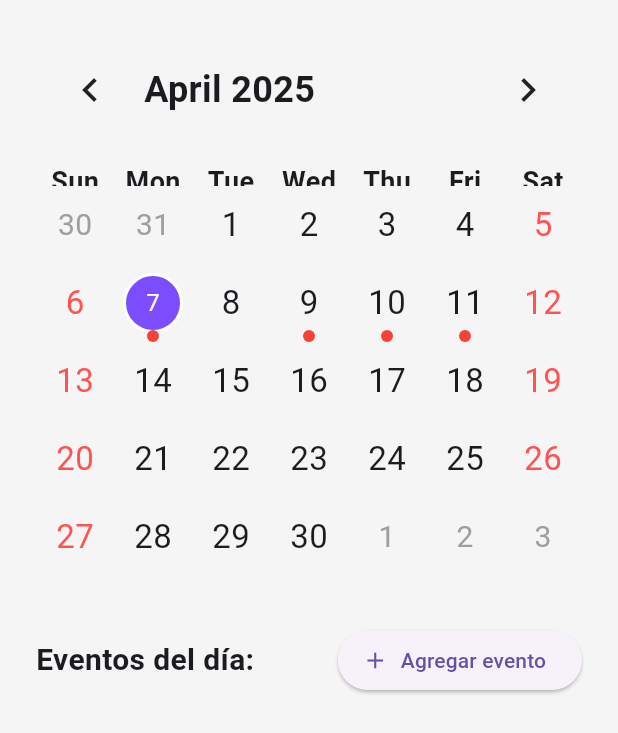
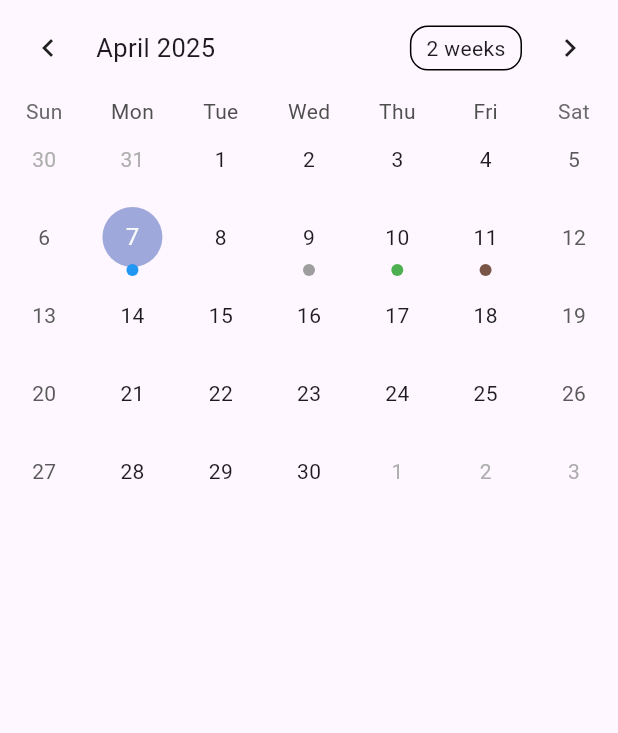
Before and after one commit to LuisMario698/ProyectoEdu, a Flutter app: the CalendarioWidget widget shown alone on an empty page, opened directly, on a phone screen of 412 x 824 dp. Shown: the top 733 px of the screen. Run offline on Flutter 3.47's test engine with Material 3 defaults, Android fonts, the phone set to English and light mode, and no system bars; drawn by our look-alikes of table_calendar; our stand-ins replace shared_preferences; accounts and stored records are empty.

Commit message:
commit antes de que se duerma el miguel

```diff
--- a/lib/widgetsDesktop/actividad_modelo.dart
+++ b/lib/widgetsDesktop/actividad_modelo.dart
@@ -4,6 +4,7 @@ class Actividad {
   final String titulo;
   final String descripcion;
   final String materia;
+  final String maestro; // ← NUEVO
   final DateTime fecha;
   bool entregada;
 
@@ -11,6 +12,7 @@ class Actividad {
     required this.titulo,
     required this.descripcion,
     required this.materia,
+    required this.maestro, // ← NUEVO
     required this.fecha,
     this.entregada = false,
   });
@@ -25,24 +27,28 @@ List<Actividad> listaActividades = [
     titulo: 'Proyecto POO',
     descripcion: 'Desarrolla un sistema con clases abstractas y herencia.',
     materia: 'Tópicos Avanzados de Programación',
+    maestro: 'José María Gerónimo',
     fecha: DateTime(2025, 4, 7),
   ),
   Actividad(
     titulo: 'Tarea Interpolación',
     descripcion: 'Resolver ejercicios con el método de Lagrange.',
     materia: 'Métodos Numéricos',
+    maestro: 'Anaís Burke',
     fecha: DateTime(2025, 4, 9),
   ),
   Actividad(
     titulo: 'Modelado de eventos discretos',
     descripcion: 'Investigar y representar un sistema discreto.',
     materia: 'Simulación',
+    maestro: 'Brenda Dayana',
     fecha: DateTime(2025, 4, 11),
   ),
   Actividad(
     titulo: 'Ecuaciones de segundo orden',
     descripcion: 'Ejercicios del tema 4 del libro guía.',
     materia: 'Ecuaciones Diferenciales',
+    maestro: 'Anaís Burke',
     fecha: DateTime(2025, 4, 10),
   ),
 ];
--- a/lib/widgetsDesktop/calendarioss.dart
+++ b/lib/widgetsDesktop/calendarioss.dart
@@ -1,6 +1,7 @@
 import 'package:flutter/material.dart';
 import 'package:table_calendar/table_calendar.dart';
-import 'actividad_modelo.dart';
+import 'package:proyectoeducativo/widgetsDesktop/actividad_modelo.dart';
+import 'package:proyectoeducativo/widgetsDesktop/materia_model.dart';
 
 class CalendarioWidget extends StatefulWidget {
   const CalendarioWidget({super.key});
@@ -13,195 +14,70 @@ class _CalendarioWidgetState extends State<CalendarioWidget> {
   DateTime _focusedDay = DateTime.now();
   DateTime? _selectedDay;
 
-  List<Actividad> _getEventosParaDia(DateTime day) {
-    return listaActividades.where((a) =>
-      a.fecha.year == day.year &&
-      a.fecha.month == day.month &&
-      a.fecha.day == day.day
-    ).toList();
-  }
+  List<Actividad> _eventosDelDia(DateTime d) => listaActividades
+      .where((a) => a.fecha.year == d.year && a.fecha.month == d.month && a.fecha.day == d.day)
+      .toList();
 
-  void _marcarComoEntregada(Actividad actividad) {
-    setState(() {
-      actividad.entregada = true;
-    });
-  }
-
-  void _mostrarDialogoAgregarEvento() {
-    final TextEditingController tituloCtrl = TextEditingController();
-    final TextEditingController descripcionCtrl = TextEditingController();
-    final TextEditingController materiaCtrl = TextEditingController();
-
-    showDialog(
-      context: context,
-      builder: (context) => AlertDialog(
-        title: const Text('Nuevo Evento'),
-        content: Column(
-          mainAxisSize: MainAxisSize.min,
-          children: [
-            TextField(
-              controller: tituloCtrl,
-              decoration: const InputDecoration(labelText: 'Título'),
-            ),
-            TextField(
-              controller: descripcionCtrl,
-              decoration: const InputDecoration(labelText: 'Descripción'),
-            ),
-            TextField(
-              controller: materiaCtrl,
-              decoration: const InputDecoration(labelText: 'Categoría (Ej. Reunión)'),
-            ),
-          ],
-        ),
-        actions: [
-          TextButton(
-            onPressed: () => Navigator.pop(context),
-            child: const Text('Cancelar'),
-          ),
-          ElevatedButton(
-            onPressed: () {
-              if (tituloCtrl.text.isNotEmpty && _selectedDay != null) {
-                setState(() {
-                  listaActividades.add(
-                    Actividad(
-                      titulo: tituloCtrl.text,
-                      descripcion: descripcionCtrl.text,
-                      materia: materiaCtrl.text,
-                      fecha: _selectedDay!,
-                    ),
-                  );
-                });
-                Navigator.pop(context);
-              }
-            },
-            child: const Text('Agregar'),
-          ),
-        ],
-      ),
-    );
-  }
+  void _marcarEntregada(Actividad a) => setState(() => a.entregada = true);
 
   @override
   Widget build(BuildContext context) {
-    final anchoPantalla = MediaQuery.of(context).size.width;
-    final altoPantalla = MediaQuery.of(context).size.height;
-
-    return Container(
-      width: anchoPantalla,
-      height: altoPantalla,
-      color: Colors.grey[100],
-      padding: const EdgeInsets.all(24),
-      child: Column(
+    return Column(
       children: [
         TableCalendar(
           firstDay: DateTime.utc(2020, 1, 1),
           lastDay: DateTime.utc(2050, 12, 31),
           focusedDay: _focusedDay,
-            selectedDayPredicate: (day) => isSameDay(_selectedDay, day),
-            onDaySelected: (selected, focused) {
-              setState(() {
-                _selectedDay = selected;
-                _focusedDay = focused;
-              });
-            },
-            daysOfWeekStyle: const DaysOfWeekStyle(
-              weekdayStyle: TextStyle(fontSize: 18, fontWeight: FontWeight.w600),
-              weekendStyle: TextStyle(fontSize: 18, fontWeight: FontWeight.w600),
-            ),
-            headerStyle: const HeaderStyle(
-              formatButtonVisible: false,
-              titleTextStyle: TextStyle(fontSize: 24, fontWeight: FontWeight.bold),
-              leftChevronIcon: Icon(Icons.chevron_left, size: 32),
-              rightChevronIcon: Icon(Icons.chevron_right, size: 32),
-            ),
-            calendarStyle: CalendarStyle(
-              defaultTextStyle: const TextStyle(fontSize: 22),
-              weekendTextStyle: const TextStyle(fontSize: 22, color: Colors.redAccent),
-              outsideTextStyle: const TextStyle(fontSize: 20, color: Colors.grey),
-              todayDecoration: BoxDecoration(
-                color: Colors.deepPurpleAccent,
-                shape: BoxShape.circle,
-                border: Border.all(color: Colors.white, width: 2),
-              ),
-              selectedDecoration: BoxDecoration(
-                color: Colors.blue,
-                shape: BoxShape.circle,
-                border: Border.all(color: Colors.white, width: 2),
-              ),
-              cellMargin: const EdgeInsets.all(6),
-              tablePadding: const EdgeInsets.symmetric(vertical: 12),
-              markersAlignment: Alignment.bottomCenter,
-            ),
+          selectedDayPredicate: (d) => isSameDay(_selectedDay, d),
+          onDaySelected: (sel, foc) => setState(() {
+            _selectedDay = sel;
+            _focusedDay = foc;
+          }),
           calendarBuilders: CalendarBuilders(
-              markerBuilder: (context, date, events) {
-                final eventos = _getEventosParaDia(date);
-                if (eventos.isNotEmpty) {
+            markerBuilder: (ctx, date, events) {
+              final evts = _eventosDelDia(date);
+              if (evts.isEmpty) return null;
               return Row(
                 mainAxisAlignment: MainAxisAlignment.center,
-                    children: eventos.map((e) =>
-                      Container(
-                        margin: const EdgeInsets.symmetric(horizontal: 1.5),
+                children: evts.map((e) {
+                  return Container(
+                    margin: const EdgeInsets.symmetric(horizontal: 1),
                     width: 8,
                     height: 8,
                     decoration: BoxDecoration(
-                          color: e.entregada ? Colors.green : Colors.red,
+                      color: e.entregada ? Colors.green : colorDeMateria(e.materia),
                       shape: BoxShape.circle,
                     ),
-                      )).toList(),
                   );
-                }
-                return null;
-              },
-            ),
-          ),
-          const SizedBox(height: 20),
-          Row(
-            mainAxisAlignment: MainAxisAlignment.spaceBetween,
-            children: [
-              const Text('Eventos del día:', style: TextStyle(fontSize: 20, fontWeight: FontWeight.w600)),
-              ElevatedButton.icon(
-                onPressed: _mostrarDialogoAgregarEvento,
-                icon: const Icon(Icons.add),
-                label: const Text('Agregar evento'),
-              ),
-            ],
-          ),
-          const SizedBox(height: 12),
-          if (_selectedDay != null)
-            Expanded(
-              child: _getEventosParaDia(_selectedDay!).isEmpty
-                  ? const Center(child: Text("No hay eventos para este día."))
-                  : ListView.builder(
-                      itemCount: _getEventosParaDia(_selectedDay!).length,
-                      itemBuilder: (context, index) {
-                        final evento = _getEventosParaDia(_selectedDay!)[index];
-                        return Card(
-                          elevation: 3,
-                          shape: RoundedRectangleBorder(borderRadius: BorderRadius.circular(12)),
-                          color: evento.color,
-                          child: ListTile(
-                            leading: Icon(
-                              evento.entregada ? Icons.check_circle : Icons.pending_actions,
-                              color: evento.entregada ? Colors.green : Colors.orange,
-                            ),
-                            title: Text(
-                              evento.titulo,
-                              style: const TextStyle(fontSize: 18, fontWeight: FontWeight.bold),
-                            ),
-                            subtitle: Text(evento.materia),
-                            trailing: !evento.entregada
-                                ? TextButton(
-                                    onPressed: () => _marcarComoEntregada(evento),
-                                    child: const Text('Marcar como entregada'),
-                                  )
-                                : const Text('Entregada ✅'),
-                          ),
+                }).toList(),
               );
             },
           ),
         ),
+        const SizedBox(height: 16),
+        if (_selectedDay != null)
+          Expanded(
+            child: ListView(
+              children: _eventosDelDia(_selectedDay!).map((e) {
+                return Card(
+                  color: colorDeMateria(e.materia),
+                  margin: const EdgeInsets.symmetric(vertical: 6, horizontal: 16),
+                  child: ListTile(
+                    leading: Icon(e.entregada ? Icons.check_circle : Icons.pending, color: Colors.white),
+                    title: Text(e.titulo, style: const TextStyle(color: Colors.white, fontWeight: FontWeight.bold)),
+                    subtitle: Text('${e.materia}  •  ${e.estado}', style: const TextStyle(color: Colors.white70)),
+                    trailing: !e.entregada
+                        ? IconButton(
+                            icon: const Icon(Icons.check, color: Colors.white),
+                            onPressed: () => _marcarEntregada(e),
+                          )
+                        : null,
+                  ),
+                );
+              }).toList(),
+            ),
+          ),
       ],
-      ),
     );
   }
 }
--- a/lib/widgetsDesktop/materia_model.dart
+++ b/lib/widgetsDesktop/materia_model.dart
@@ -0,0 +1,25 @@
+import 'package:flutter/material.dart';
+
+class Materia {
+  final String nombre;
+  final Color color;
+
+  Materia({required this.nombre, required this.color});
+}
+
+List<Materia> listaMaterias = [
+  Materia(nombre: 'Tópicos Avanzados de Programación', color: Colors.blue),
+  Materia(nombre: 'Principios eléctricos', color: Colors.orange),
+  Materia(nombre: 'Ecuaciones Diferenciales', color: Colors.green),
+  Materia(nombre: 'Inglés', color: Colors.purple),
+  Materia(nombre: 'Métodos numéricos', color: Colors.teal),
+  Materia(nombre: 'Bases de Datos', color: Colors.redAccent),
+  Materia(nombre: 'Simulación', color: Colors.brown),
+];
+
+Color colorDeMateria(String nombre) {
+  return listaMaterias.firstWhere(
+    (m) => m.nombre == nombre,
+    orElse: () => Materia(nombre: nombre, color: Colors.grey),
+  ).color;
+}
--- a/pubspec.yaml
+++ b/pubspec.yaml
@@ -12,6 +12,9 @@ dependencies:
   responsive_builder: ^0.7.1
   file_picker: ^6.1.1
   shared_preferences: ^2.2.2
+  pdf: ^3.10.4
+  printing: ^5.12.0
+
 
 
   table_calendar: ^3.0.8
```
Also changed, not shown: lib/widgetsDesktop/actividadess.dart (+64 -77 lines), lib/widgetsDesktop/grupos_trabajo.dart (+30 -15 lines), lib/widgetsDesktop/materiass.dart (+82 -75 lines), pubspec.lock, 5 other files. Lines whose indentation alone changed are shown as unchanged.
